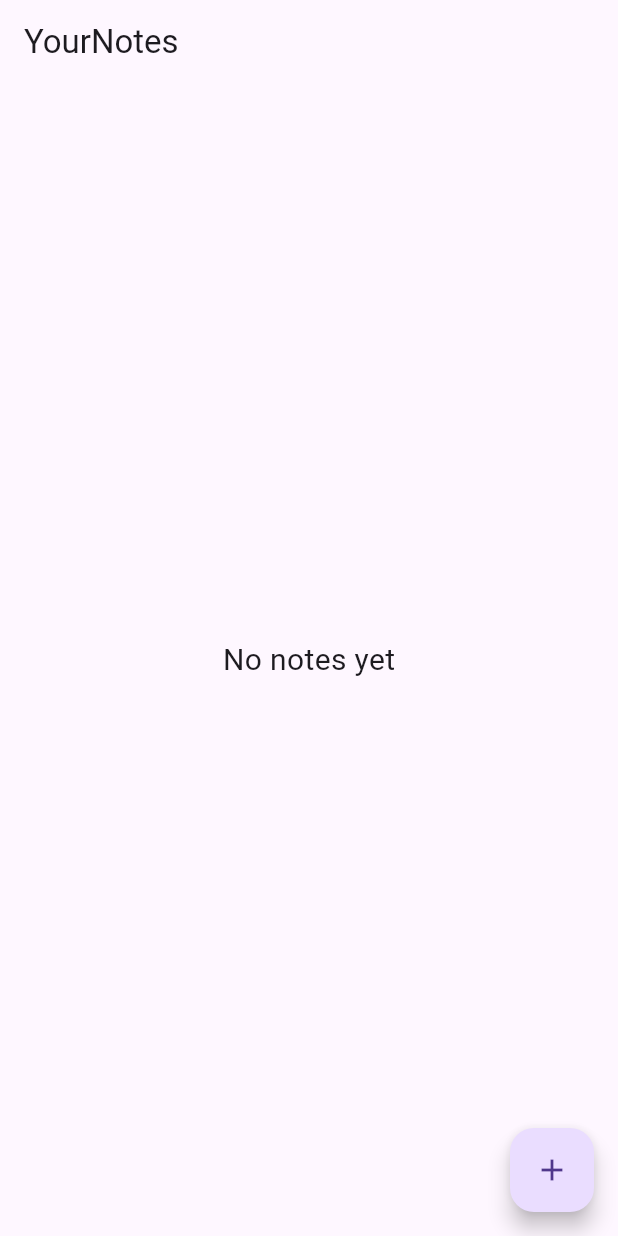
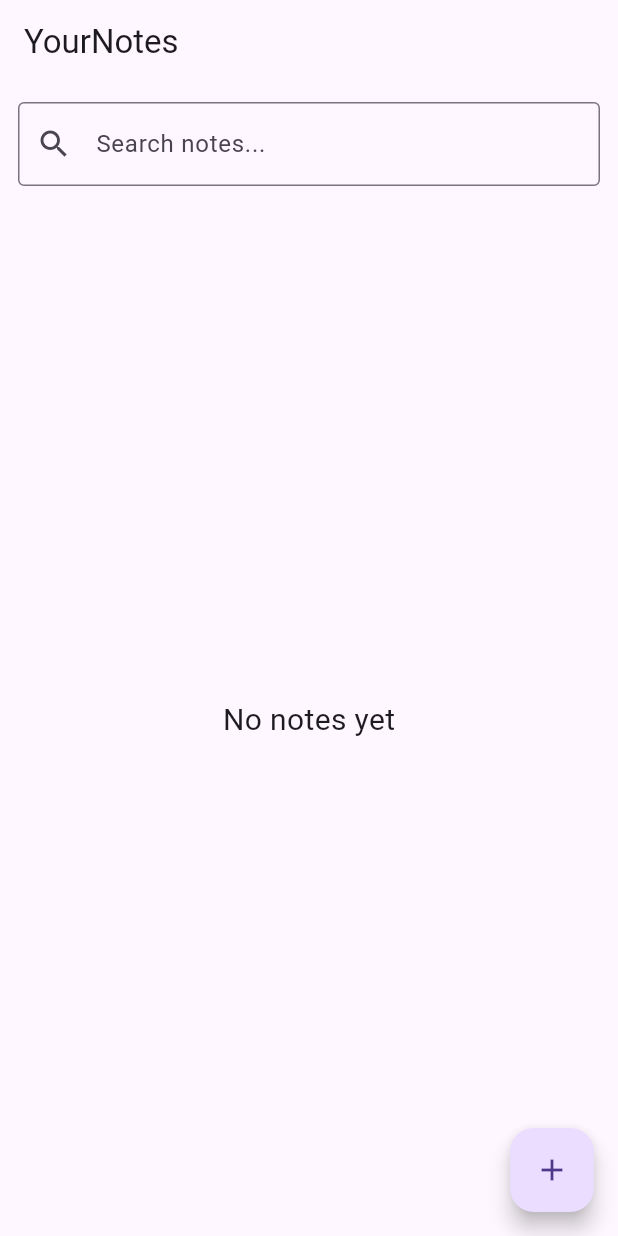
Before and after one commit to dev70022007/YourNotes, a Flutter app: the screen it shows after launch, on a phone screen of 412 x 824 dp. Run offline on Flutter 3.47's test engine with Material 3 defaults, Android fonts, the phone set to English and light mode, and no system bars; our stand-ins replace shared_preferences.

Commit message:
Add search functionality

```diff
--- a/notes_app/lib/main.dart
+++ b/notes_app/lib/main.dart
@@ -45,6 +45,23 @@ class HomeScreen extends StatefulWidget {
 class _HomeScreenState extends State<HomeScreen> {
   List<Note> notes = [];
 
+  TextEditingController searchController = TextEditingController();
+
+  List<Note> get filteredNotes {
+    if (searchController.text.isEmpty) {
+      return notes;
+    }
+
+    return notes.where((note) {
+      return note.title.toLowerCase().contains(
+            searchController.text.toLowerCase(),
+          ) ||
+          note.content.toLowerCase().contains(
+            searchController.text.toLowerCase(),
+          );
+    }).toList();
+  }
+
   Future<void> saveNotes() async {
     final prefs = await SharedPreferences.getInstance();
 
@@ -85,18 +102,58 @@ class _HomeScreenState extends State<HomeScreen> {
   }
 
   @override
+  void dispose() {
+    searchController.dispose();
+
+    super.dispose();
+  }
+
+  @override
   Widget build(BuildContext context) {
     return Scaffold(
       appBar: AppBar(title: const Text('YourNotes')),
 
-      body: notes.isEmpty
+      body: Column(
+        children: [
+          // Search box
+          Padding(
+            padding: const EdgeInsets.all(12),
+            child: TextField(
+              controller: searchController,
+
+              onChanged: (value) {
+                setState(() {});
+              },
+
+              decoration: const InputDecoration(
+                hintText: 'Search notes...',
+                prefixIcon: Icon(Icons.search),
+                border: OutlineInputBorder(),
+              ),
+            ),
+          ),
+
+          // Notes list
+          Expanded(
+            child: notes.isEmpty
                 ? const Center(
                     child: Text('No notes yet', style: TextStyle(fontSize: 20)),
                   )
+                : filteredNotes.isEmpty
+                ? const Center(
+                    child: Text(
+                      'No matching notes',
+                      style: TextStyle(fontSize: 20),
+                    ),
+                  )
                 : ListView.builder(
-              itemCount: notes.length,
+                    itemCount: filteredNotes.length,
 
                     itemBuilder: (context, index) {
+                      final note = filteredNotes[index];
+
+                      final originalIndex = notes.indexOf(note);
+
                       return Card(
                         margin: const EdgeInsets.symmetric(
                           horizontal: 12,
@@ -105,11 +162,11 @@ class _HomeScreenState extends State<HomeScreen> {
 
                         child: ListTile(
                           // Note title
-                    title: Text(notes[index].title),
+                          title: Text(note.title),
 
                           // Note content
                           subtitle: Text(
-                      notes[index].content,
+                            note.content,
                             maxLines: 2,
                             overflow: TextOverflow.ellipsis,
                           ),
@@ -121,13 +178,13 @@ class _HomeScreenState extends State<HomeScreen> {
 
                               MaterialPageRoute(
                                 builder: (context) =>
-                              NoteScreen(existingNote: notes[index]),
+                                    NoteScreen(existingNote: note),
                               ),
                             );
 
                             if (editedNote != null) {
                               setState(() {
-                          notes[index] = editedNote;
+                                notes[originalIndex] = editedNote;
                               });
 
                               await saveNotes();
@@ -140,7 +197,7 @@ class _HomeScreenState extends State<HomeScreen> {
 
                             onPressed: () async {
                               setState(() {
-                          notes.removeAt(index);
+                                notes.removeAt(originalIndex);
                               });
 
                               await saveNotes();
@@ -150,7 +207,11 @@ class _HomeScreenState extends State<HomeScreen> {
                       );
                     },
                   ),
+          ),
+        ],
+      ),
 
+      // Add new note
       floatingActionButton: FloatingActionButton(
         onPressed: () async {
           final savedNote = await Navigator.push(
@@ -247,6 +308,7 @@ class _NoteScreenState extends State<NoteScreen> {
             ),
 
             const SizedBox(height: 16),
+
             Expanded(
               child: TextField(
                 controller: contentController,
```
Lines whose indentation alone changed are shown as unchanged.
